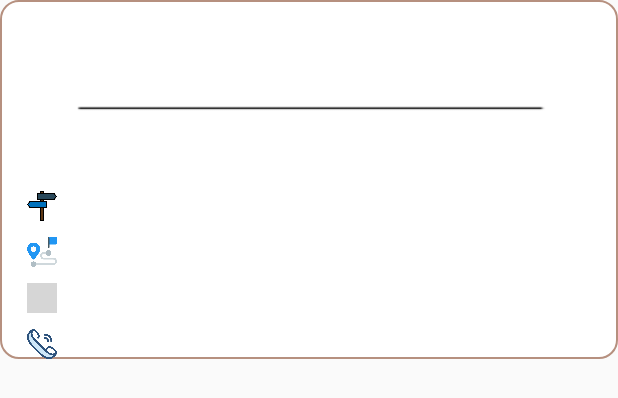
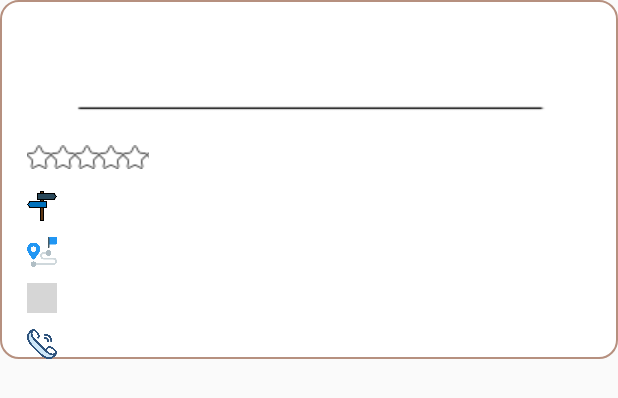
Before and after one commit to maejinkim/MOHAGEE, an Android app: the layout infowindow.xml on its own in the app's theme, with its tools: preview values and no code run, on a phone screen of 412 x 824 dp. Shown: the top 398 px of the screen. Run offline under Robolectric (Android 15) with nearby library versions, the phone set to English and light mode, and no system bars; grey boxes are pictures that could not be loaded.

Commit message:
finish infowindow

```diff
--- /dev/null
+++ b/MOHAGEE/app/src/main/res/drawable/rating_bar.xml
@@ -0,0 +1,12 @@
+<?xml version="1.0" encoding="utf-8"?>
+<layer-list xmlns:android="http://schemas.android.com/apk/res/android">
+    <item android:id="@android:id/background"
+        android:drawable="@drawable/star_un" />
+
+    <item android:id="@android:id/secondaryProgress"
+        android:drawable="@drawable/star_un" />
+
+    <item android:id="@android:id/progress"
+        android:drawable="@drawable/star_yes" />
+
+</layer-list>
--- a/MOHAGEE/app/src/main/res/layout/infowindow.xml
+++ b/MOHAGEE/app/src/main/res/layout/infowindow.xml
@@ -28,6 +28,18 @@
         android:src="@drawable/line"
         app:layout_constraintTop_toBottomOf="@+id/name" />
 
+    <RatingBar
+        android:id="@+id/ratingBar"
+        style="@style/customRatingBar"
+        android:layout_width="81dp"
+        android:layout_height="16dp"
+        android:layout_alignParentLeft="true"
+        android:layout_alignParentTop="true"
+        android:layout_marginStart="18dp"
+        android:numStars="5"
+        android:stepSize="0.5"
+        app:layout_constraintStart_toStartOf="parent"
+        app:layout_constraintTop_toBottomOf="@+id/line" />
     <ImageView
         android:id="@+id/directions"
         android:layout_width="20dp"
--- /dev/null
+++ b/MOHAGEE/app/src/main/res/values/customRatingBar.xml
@@ -0,0 +1,7 @@
+<?xml version="1.0" encoding="utf-8"?>
+<resources>
+    <style name="customRatingBar" parent="@android:style/Widget.RatingBar">
+        <item name="android:progressDrawable">@drawable/rating_bar</item>
+
+    </style>
+</resources>
```
Also changed, not shown: MOHAGEE/app/src/main/java/com/example/maedin/mohagee/activity/SearchActivity.java (+46 -39 lines), MOHAGEE/app/src/main/java/com/example/maedin/mohagee/item/InfoWindowData.java (+40 -16 lines), MOHAGEE/app/src/main/java/com/example/maedin/mohagee/item/Location_information.java (+9 -7 lines), MOHAGEE/app/src/main/res/layout/mylocation.xml (added, +10 -0 lines), MOHAGEE/app/src/main/res/drawable/star_un.png (added), MOHAGEE/app/src/main/res/drawable/star_yes.png (added).
